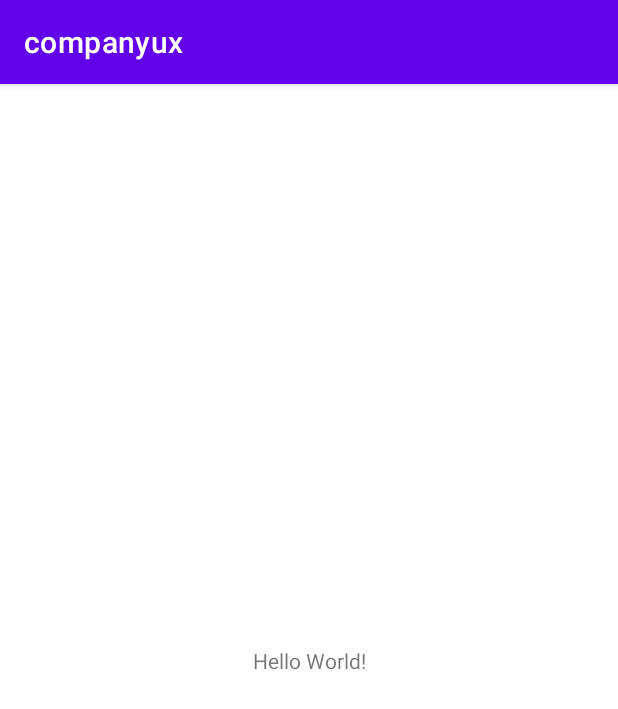
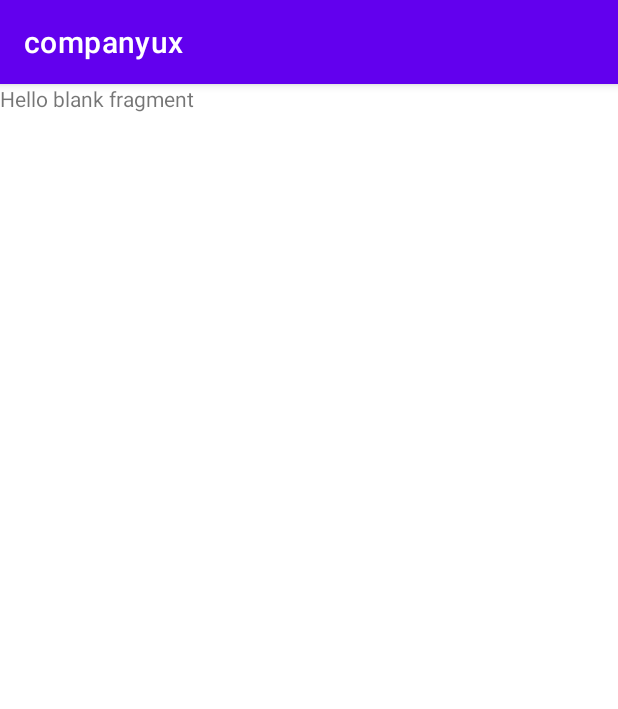
Before and after one commit to JavadEsl77/cx-back-office, an Android app: the screen it shows after launch (MainActivity), on a phone screen of 412 x 824 dp. Shown: the top 709 px of the screen. Run offline under Robolectric (Android 15) with nearby library versions, the phone set to English and light mode, and no system bars.

Commit message:
Add viewBinding to fragments

```diff
--- a/app/build.gradle
+++ b/app/build.gradle
@@ -30,10 +30,14 @@ android {
     kotlinOptions {
         jvmTarget = '1.8'
     }
+
+    buildFeatures{
+        viewBinding true
+    }
 }
 
 dependencies {
-
+    implementation 'androidx.navigation:navigation-fragment:2.4.1'
     implementation "androidx.multidex:multidex:2.0.1"
     implementation 'androidx.core:core-ktx:1.7.0'
     implementation 'androidx.appcompat:appcompat:1.4.1'
--- a/app/src/main/res/layout/activity_main.xml
+++ b/app/src/main/res/layout/activity_main.xml
@@ -6,13 +6,12 @@
     android:layout_height="match_parent"
     tools:context=".feature.MainActivity">
 
-    <TextView
-        android:layout_width="wrap_content"
-        android:layout_height="wrap_content"
-        android:text="Hello World!"
-        app:layout_constraintBottom_toBottomOf="parent"
-        app:layout_constraintLeft_toLeftOf="parent"
-        app:layout_constraintRight_toRightOf="parent"
-        app:layout_constraintTop_toTopOf="parent" />
+    <androidx.fragment.app.FragmentContainerView
+        android:id="@+id/fragmentContainerView"
+        android:name="androidx.navigation.fragment.NavHostFragment"
+        android:layout_width="match_parent"
+        android:layout_height="match_parent"
+        app:defaultNavHost="true"
+        app:navGraph="@navigation/main_navigation" />
 
 </androidx.constraintlayout.widget.ConstraintLayout>
--- a/app/src/main/res/layout/fragment_splash.xml
+++ b/app/src/main/res/layout/fragment_splash.xml
@@ -5,10 +5,12 @@
     android:layout_height="match_parent"
     tools:context=".feature.splash.SplashFragment">
 
+
     <!-- TODO: Update blank fragment layout -->
     <TextView
         android:layout_width="match_parent"
         android:layout_height="match_parent"
         android:text="@string/hello_blank_fragment" />
 
+
 </FrameLayout>
--- /dev/null
+++ b/app/src/main/res/navigation/main_navigation.xml
@@ -0,0 +1,43 @@
+<?xml version="1.0" encoding="utf-8"?>
+<navigation xmlns:android="http://schemas.android.com/apk/res/android"
+    xmlns:app="http://schemas.android.com/apk/res-auto"
+    xmlns:tools="http://schemas.android.com/tools"
+    android:id="@+id/main_navigation"
+    app:startDestination="@id/splashFragment">
+
+    <fragment
+        android:id="@+id/splashFragment"
+        android:name="com.companyux.backOffice.feature.splash.SplashFragment"
+        android:label="fragment_splash"
+        tools:layout="@layout/fragment_splash" >
+        <action
+            android:id="@+id/action_splashFragment_to_loginFragment"
+            app:destination="@id/loginFragment" />
+        <action
+            android:id="@+id/action_splashFragment_to_homeFragment"
+            app:destination="@id/homeFragment" />
+    </fragment>
+    <fragment
+        android:id="@+id/loginFragment"
+        android:name="com.companyux.backOffice.feature.login.LoginFragment"
+        android:label="fragment_login"
+        tools:layout="@layout/fragment_login" >
+        <action
+            android:id="@+id/action_loginFragment_to_homeFragment"
+            app:destination="@id/homeFragment" />
+    </fragment>
+    <fragment
+        android:id="@+id/homeFragment"
+        android:name="com.companyux.backOffice.feature.home.HomeFragment"
+        android:label="fragment_home"
+        tools:layout="@layout/fragment_home" >
+        <action
+            android:id="@+id/action_homeFragment_to_listPageFragment"
+            app:destination="@id/listPageFragment" />
+    </fragment>
+    <fragment
+        android:id="@+id/listPageFragment"
+        android:name="com.companyux.backOffice.feature.listPage.ListPageFragment"
+        android:label="fragment_list_page"
+        tools:layout="@layout/fragment_list_page" />
+</navigation>
```
Also changed, not shown: app/src/main/java/com/companyux/backOffice/feature/home/HomeFragment.kt (+5 -38 lines), app/src/main/java/com/companyux/backOffice/feature/listPage/ListPageFragment.kt (+6 -39 lines), app/src/main/java/com/companyux/backOffice/feature/login/LoginFragment.kt (+7 -39 lines), app/src/main/java/com/companyux/backOffice/feature/splash/SplashFragment.kt (+7 -39 lines).
